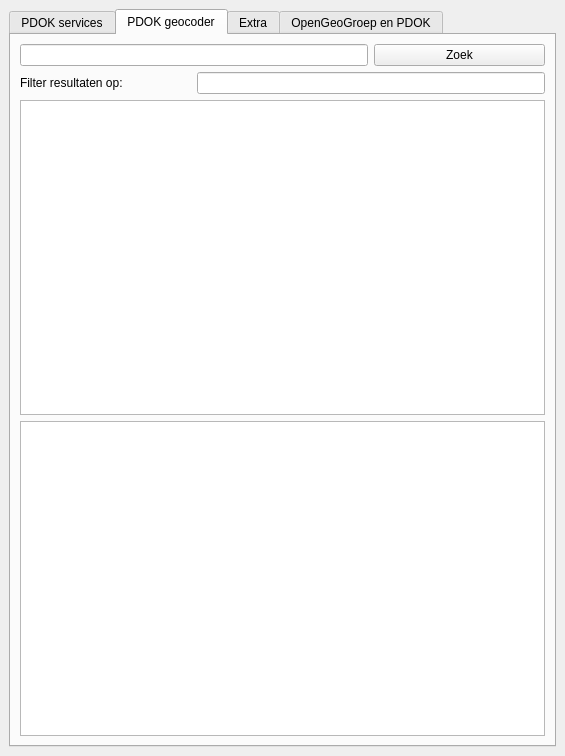
rduivenvoorde/pdokservicesplugin, file ui_pdokservicesplugindockwidget.ui: the form before one commit.
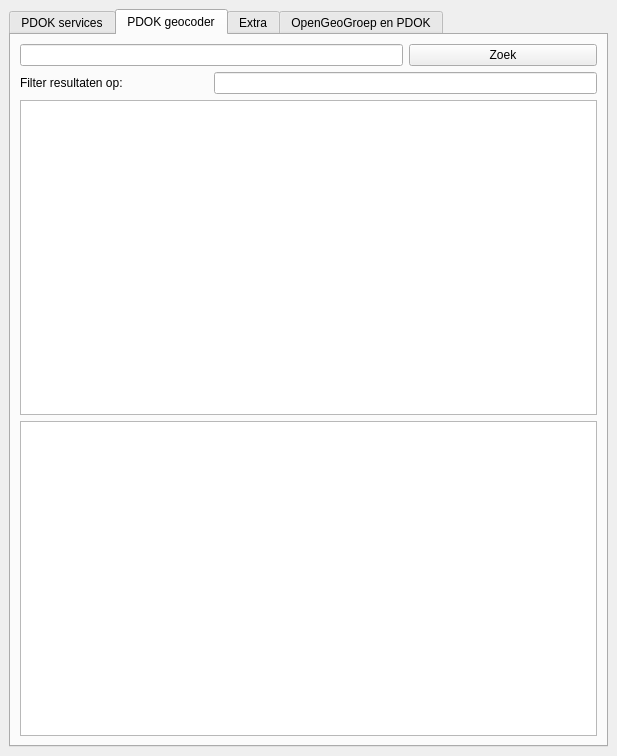
The form after the commit. The open tabs and pages were chosen to show the change. Icons and pictures are not drawn.

The edit to the form file:
```diff
--- a/ui_pdokservicesplugindockwidget.ui
+++ b/ui_pdokservicesplugindockwidget.ui
@@ -6,7 +6,7 @@
    <rect>
     <x>0</x>
     <y>0</y>
-    <width>565</width>
+    <width>617</width>
     <height>756</height>
    </rect>
   </property>
@@ -84,7 +84,10 @@
         <string>PDOK geocoder</string>
        </attribute>
        <layout class="QGridLayout" name="gridLayout_4">
-        <item row="1" column="1" colspan="2">
+        <item row="3" column="0" colspan="3">
+         <widget class="QTableView" name="geocoderResultView"/>
+        </item>
+        <item row="2" column="1" colspan="2">
          <widget class="QLineEdit" name="geocoderResultSearch"/>
         </item>
         <item row="0" column="0" colspan="2">
@@ -94,6 +97,13 @@
           </property>
          </widget>
         </item>
+        <item row="2" column="0">
+         <widget class="QLabel" name="label_2">
+          <property name="text">
+           <string>Filter resultaten op:</string>
+          </property>
+         </widget>
+        </item>
         <item row="0" column="2">
          <widget class="QPushButton" name="geocoderSearchBtn">
           <property name="text">
@@ -101,17 +111,7 @@
           </property>
          </widget>
         </item>
-        <item row="1" column="0">
-         <widget class="QLabel" name="label_2">
-          <property name="text">
-           <string>Filter resultaten op:</string>
-          </property>
-         </widget>
-        </item>
-        <item row="2" column="0" colspan="3">
-         <widget class="QTableView" name="geocoderResultView"/>
-        </item>
-        <item row="3" column="0" colspan="3">
+        <item row="4" column="0" colspan="3">
          <widget class="QTextEdit" name="lookupinfo"/>
         </item>
        </layout>
```
Left out of the diff: 25 changed lines with no effect on the pictures.
